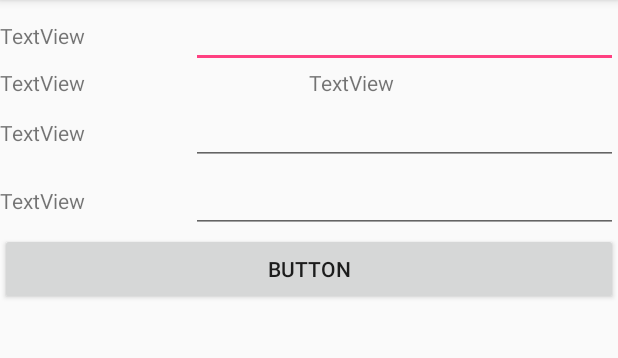
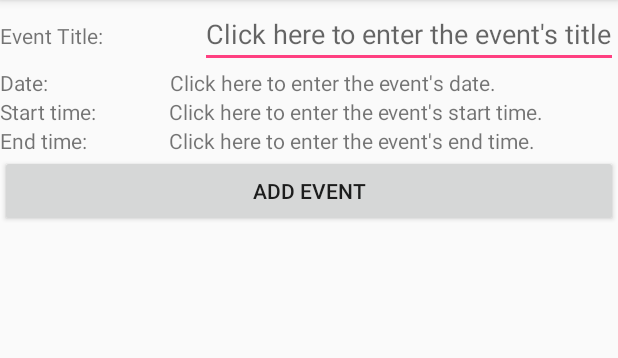
Before and after one commit to RimiDev/AllPurposeApp, an Android app: the CalendarActivity screen opened directly, with no data from a screen before it, on a phone screen of 412 x 824 dp, the part 84-442 px from its top. Run offline under Robolectric (Android 15) with nearby library versions, the phone set to English and light mode, and no system bars.

Commit message:
Have the 2 methods that pop up the time picker dialog to pick the start and end time. Added the addEvent method that is linked with the button to add an event. A toast popups when the event is created. Need to fix how the time is displays if the second number is 0 [13:0 -> 13:00]. Need to fix up the layout so that everything is spaced out nicely and displayed properly and readable. Also need to fix the styling of the date and time picker dialogs. Need to add checking for the time so that end time is not before start time.

```diff
--- a/app/src/main/AndroidManifest.xml
+++ b/app/src/main/AndroidManifest.xml
@@ -6,6 +6,8 @@
     <uses-permission android:name="android.permission.ACCESS_NETWORK_STATE" />
     <uses-permission android:name="android.permission.ACCESS_FINE_LOCATION" />
     <uses-permission android:name="android.permission.ACCESS_COARSE_LOCATION"/>
+    <uses-permission android:name="android.permission.WRITE_CALENDAR"/>
+    <uses-permission android:name="android.permission.READ_CALENDAR"/>
 
     <application
         android:allowBackup="true"
--- a/app/src/main/java/cs/dawson/dawsonelectriccurrents/CalendarActivity.java
+++ b/app/src/main/java/cs/dawson/dawsonelectriccurrents/CalendarActivity.java
@@ -1,9 +1,14 @@
 package cs.dawson.dawsonelectriccurrents;
 
 import android.app.DatePickerDialog;
+import android.app.TimePickerDialog;
+import android.content.ContentResolver;
+import android.content.ContentValues;
 import android.content.DialogInterface;
 import android.graphics.Color;
 import android.graphics.drawable.ColorDrawable;
+import android.net.Uri;
+import android.provider.CalendarContract;
 import android.support.v7.app.AppCompatActivity;
 import android.os.Bundle;
 import android.view.Menu;
@@ -12,59 +17,45 @@ import android.view.View;
 import android.widget.DatePicker;
 import android.widget.EditText;
 import android.widget.TextView;
+import android.widget.TimePicker;
+import android.widget.Toast;
 
 import org.w3c.dom.Text;
 
+import java.sql.Time;
 import java.text.SimpleDateFormat;
 import java.util.Calendar;
 import java.util.Locale;
 
 public class CalendarActivity extends MenuActivity {
-
-    /*@Override
-    protected void onCreate(Bundle savedInstanceState) {
-        super.onCreate(savedInstanceState);
-        setContentView(R.layout.activity_calendar);
-    }*/
-
-    private TextView datePicker;
-    private DatePickerDialog.OnDateSetListener mDateSetListener;
+    private TextView etTitle;
+    private TextView datePickerTV;
+    private TextView startTimePickerTV;
+    private TextView endTimePickerTV;
+    private DatePickerDialog.OnDateSetListener dateSetListener;
+    private TimePickerDialog.OnTimeSetListener startTimeSetListener;
+    private TimePickerDialog.OnTimeSetListener endTimeSetListener;
+    private int year;
+    private int month;
+    private int day;
+    private int startHour;
+    private int startMinute;
+    private int endHour;
+    private int endMinute;
 
     @Override
     protected void onCreate(Bundle savedInstanceState) {
         super.onCreate(savedInstanceState);
         setContentView(R.layout.activity_calendar);
 
-        datePicker = (TextView) findViewById(R.id.tvDatePicker);
+        etTitle = findViewById(R.id.etTitle);
+        datePickerTV = findViewById(R.id.tvDatePicker);
+        startTimePickerTV = findViewById(R.id.tvStartTimePicker);
+        endTimePickerTV = findViewById(R.id.tvEndTimePicker);
 
-        datePicker.setOnClickListener(new View.OnClickListener() {
-            @Override
-            public void onClick(View view) {
-                Calendar cal = Calendar.getInstance();
-                int year = cal.get(Calendar.YEAR);
-                int month = cal.get(Calendar.MONTH);
-                int day = cal.get(Calendar.DAY_OF_MONTH);
-
-                DatePickerDialog dialog = new DatePickerDialog(
-                        CalendarActivity.this,
-                        android.R.style.Theme_Holo_Light_Dialog_MinWidth,
-                        mDateSetListener,
-                        year,month,day);
-                dialog.getWindow().setBackgroundDrawable(new ColorDrawable(Color.TRANSPARENT));
-                dialog.show();
-            }
-        });
-
-        mDateSetListener = new DatePickerDialog.OnDateSetListener() {
-            @Override
-            public void onDateSet(DatePicker datePicker, int year, int month, int day) {
-                month = month + 1;
-                //Log.d(TAG, "onDateSet: mm/dd/yyy: " + month + "/" + day + "/" + year);
-
-                String date = month + "/" + day + "/" + year;
-                //datePicker.setText(date);
-            }
-        };
+        setDatePickerTVListener();
+        setStartTimePickerTVListener();
+        setEndTimePickerTVListener();
     }
 
     @Override
@@ -80,37 +71,120 @@ public class CalendarActivity extends MenuActivity {
         return super.onOptionsItemSelected(item);
     }
 
-    /*private void updateLabel() {
-        String myFormat = "MM/dd/yy"; //In which you need put here
-        SimpleDateFormat sdf = new SimpleDateFormat(myFormat, Locale.US);
+    public void setDatePickerTVListener(){
+        datePickerTV.setOnClickListener(new View.OnClickListener() {
+            @Override
+            public void onClick(View view) {
+                Calendar cal = Calendar.getInstance();
+                year = cal.get(Calendar.YEAR);
+                month = cal.get(Calendar.MONTH);
+                day = cal.get(Calendar.DAY_OF_MONTH);
 
-        datePicker.setText(sdf.format(myCalendar.getTime()));
+                cal.set(year, month, day);
+                DatePickerDialog dialog = new DatePickerDialog(
+                        CalendarActivity.this,
+                        android.R.style.Theme_Holo_Light_Dialog_MinWidth,
+                        dateSetListener,
+                        year,month,day);
+                dialog.getWindow().setBackgroundDrawable(new ColorDrawable(Color.TRANSPARENT));
+                dialog.show();
+            }
+        });
+
+        dateSetListener = new DatePickerDialog.OnDateSetListener() {
+            @Override
+            public void onDateSet(DatePicker datePicker, int syear, int smonth, int sday) {
+                smonth = smonth + 1;
+
+                year = syear;
+                month = smonth - 1;
+                day = sday;
+                String date = smonth + "/" + sday + "/" + syear;
+                datePickerTV.setText(date);
+            }
+        };
     }
 
-    public void onClickDate() {
-        final DatePickerDialog.OnDateSetListener date = new DatePickerDialog.OnDateSetListener() {
-
+    public void setStartTimePickerTVListener(){
+        startTimePickerTV.setOnClickListener(new View.OnClickListener(){
             @Override
-            public void onDateSet(DatePicker view, int year, int monthOfYear,
-                                  int dayOfMonth) {
-                myCalendar.set(Calendar.YEAR, year);
-                myCalendar.set(Calendar.MONTH, monthOfYear);
-                myCalendar.set(Calendar.DAY_OF_MONTH, dayOfMonth);
-                updateLabel();
-            }
-
-        };
-
-        datePicker.setOnClickListener(new View.OnClickListener() {
-
-            @Override
-            public void onClick(View v) {
-                new DatePickerDialog(CalendarActivity.this, date, myCalendar
-                        .get(Calendar.YEAR), myCalendar.get(Calendar.MONTH),
-                        myCalendar.get(Calendar.DAY_OF_MONTH)).show();
+            public void onClick(View view){
+                Calendar cal = Calendar.getInstance();
+                startHour = cal.get(Calendar.HOUR);
+                startMinute = cal.get(Calendar.MINUTE);
+                cal.set(year, month, day, startHour, startMinute);
+                TimePickerDialog dialog = new TimePickerDialog(
+                        CalendarActivity.this,
+                        android.R.style.Theme_DeviceDefault_Dialog,
+                        startTimeSetListener,
+                        startHour, startMinute,
+                        false);
+                dialog.getWindow().setBackgroundDrawable(new ColorDrawable(Color.TRANSPARENT));
+                dialog.show();
             }
         });
-    }*/
 
+        startTimeSetListener = new TimePickerDialog.OnTimeSetListener() {
+            @Override
+            public void onTimeSet(TimePicker timePicker, int hours, int minutes) {
+                startHour = hours;
+                startMinute = minutes;
+                String startTime = hours + ":" + minutes;
+                startTimePickerTV.setText(startTime);
+            }
+        };
+    }
 
+    public void setEndTimePickerTVListener(){
+        endTimePickerTV.setOnClickListener(new View.OnClickListener(){
+            @Override
+            public void onClick(View view){
+                Calendar cal = Calendar.getInstance();
+                endHour = cal.get(Calendar.HOUR);
+                endMinute = cal.get(Calendar.MINUTE);
+                cal.set(year, month, day, endHour, endMinute);
+                TimePickerDialog dialog = new TimePickerDialog(
+                        CalendarActivity.this,
+                        android.R.style.Theme_DeviceDefault_Dialog,
+                        endTimeSetListener,
+                        endHour, endMinute,
+                        false);
+                dialog.getWindow().setBackgroundDrawable(new ColorDrawable(Color.TRANSPARENT));
+                dialog.show();
+            }
+        });
+
+        endTimeSetListener = new TimePickerDialog.OnTimeSetListener() {
+            @Override
+            public void onTimeSet(TimePicker timePicker, int hours, int minutes) {
+                endHour = hours;
+                endMinute = minutes;
+                String endTime = hours + ":" + minutes;
+                endTimePickerTV.setText(endTime);
+            }
+        };
+    }
+
+    public void addEvent(View v){
+        long calID = 1;
+        long startM;
+        long endM;
+        Calendar startTime = Calendar.getInstance();
+        startTime.set(year, month, day, startHour, startMinute);
+        startM = startTime.getTimeInMillis();
+        Calendar endTime = Calendar.getInstance();
+        endTime.set(year, month, day, endHour, endMinute);
+        endM = endTime.getTimeInMillis();
+
+        ContentResolver cr = getContentResolver();
+        ContentValues values = new ContentValues();
+        values.put(CalendarContract.Events.DTSTART, startM);
+        values.put(CalendarContract.Events.DTEND, endM);
+        values.put(CalendarContract.Events.TITLE, etTitle.getText().toString());
+        values.put(CalendarContract.Events.CALENDAR_ID, calID);
+        values.put(CalendarContract.Events.EVENT_TIMEZONE, "America/Montreal");
+        Uri uri = cr.insert(CalendarContract.Events.CONTENT_URI, values);
+
+        Toast.makeText(this, "The event was created.", Toast.LENGTH_SHORT).show();
+    }
 }
--- a/app/src/main/java/cs/dawson/dawsonelectriccurrents/Notes/NotesActivity.java
+++ b/app/src/main/java/cs/dawson/dawsonelectriccurrents/Notes/NotesActivity.java
@@ -11,7 +11,7 @@ import android.widget.EditText;
 import android.widget.ListView;
 import android.widget.SimpleCursorAdapter;
 
-import cs.dawson.dawsonelectriccurrents.Database.DBHelper;
+import cs.dawson.dawsonelectriccurrents.database.DBHelper;
 import cs.dawson.dawsonelectriccurrents.MenuActivity;
 import cs.dawson.dawsonelectriccurrents.R;
 
--- a/app/src/main/java/cs/dawson/dawsonelectriccurrents/Database/DBHelper.java
+++ b/app/src/main/java/cs/dawson/dawsonelectriccurrents/database/DBHelper.java
@@ -1,4 +1,4 @@
-package cs.dawson.dawsonelectriccurrents.Database;
+package cs.dawson.dawsonelectriccurrents.database;
 
 import android.content.ContentValues;
 import android.content.Context;
--- a/app/src/main/res/layout/activity_calendar.xml
+++ b/app/src/main/res/layout/activity_calendar.xml
@@ -18,15 +18,16 @@
             android:layout_width="wrap_content"
             android:layout_height="wrap_content"
             android:layout_weight="1"
-            android:text="TextView" />
+            android:text="@string/eventTitleText" />
 
         <EditText
-            android:id="@+id/editText"
+            android:id="@+id/etTitle"
             android:layout_width="wrap_content"
             android:layout_height="wrap_content"
             android:layout_weight="1"
             android:ems="10"
-            android:inputType="textPersonName"/>
+            android:hint="@string/eventTitleHint"
+            android:inputType="textPersonName" />
     </LinearLayout>
 
     <LinearLayout
@@ -39,14 +40,14 @@
             android:layout_width="wrap_content"
             android:layout_height="wrap_content"
             android:layout_weight="1"
-            android:text="TextView" />
+            android:text="@string/datePickerText" />
 
         <TextView
             android:id="@+id/tvDatePicker"
             android:layout_width="wrap_content"
             android:layout_height="wrap_content"
             android:layout_weight="1"
-            android:text="TextView" />
+            android:text="@string/datePickerHint" />
 
     </LinearLayout>
 
@@ -60,15 +61,15 @@
             android:layout_width="wrap_content"
             android:layout_height="wrap_content"
             android:layout_weight="1"
-            android:text="TextView" />
+            android:text="@string/startTimePickerText" />
 
-        <EditText
-            android:id="@+id/editText3"
+        <TextView
+            android:id="@+id/tvStartTimePicker"
             android:layout_width="wrap_content"
             android:layout_height="wrap_content"
             android:layout_weight="1"
-            android:ems="10"
-            android:inputType="textPersonName"/>
+            android:text="@string/startTimePickerHint" />
+
     </LinearLayout>
 
     <LinearLayout
@@ -81,15 +82,15 @@
             android:layout_width="wrap_content"
             android:layout_height="wrap_content"
             android:layout_weight="1"
-            android:text="TextView" />
+            android:text="@string/endTimePickerText" />
 
-        <EditText
-            android:id="@+id/editText4"
+        <TextView
+            android:id="@+id/tvEndTimePicker"
             android:layout_width="wrap_content"
             android:layout_height="wrap_content"
             android:layout_weight="1"
-            android:ems="10"
-            android:inputType="textPersonName" />
+            android:text="@string/endTimePickerHint" />
+
     </LinearLayout>
 
     <LinearLayout
@@ -102,6 +103,7 @@
             android:layout_width="wrap_content"
             android:layout_height="wrap_content"
             android:layout_weight="1"
-            android:text="Button" />
+            android:onClick="addEvent"
+            android:text="@string/addEventBtnText" />
     </LinearLayout>
 </LinearLayout>
--- a/app/src/main/res/values/strings.xml
+++ b/app/src/main/res/values/strings.xml
@@ -38,4 +38,13 @@
     <string name="aboutUs">Welcome to the Dawson Electric Currents team and our beautiful Dawson Friend Finder application.
         We are students in 3rd year comptuer science and oh boy are we lovin' it.
     </string>
+    <string name="eventTitleText">Event Title:</string>
+    <string name="eventTitleHint">Click here to enter the event\'s title.</string>
+    <string name="datePickerText">Date:</string>
+    <string name="datePickerHint">Click here to enter the event\'s date.</string>
+    <string name="startTimePickerText">Start time:</string>
+    <string name="startTimePickerHint">Click here to enter the event\'s start time.</string>
+    <string name="endTimePickerText">End time:</string>
+    <string name="endTimePickerHint">Click here to enter the event\'s end time.</string>
+    <string name="addEventBtnText">Add event</string>
 </resources>
```
Also changed, not shown: 1 other file.
